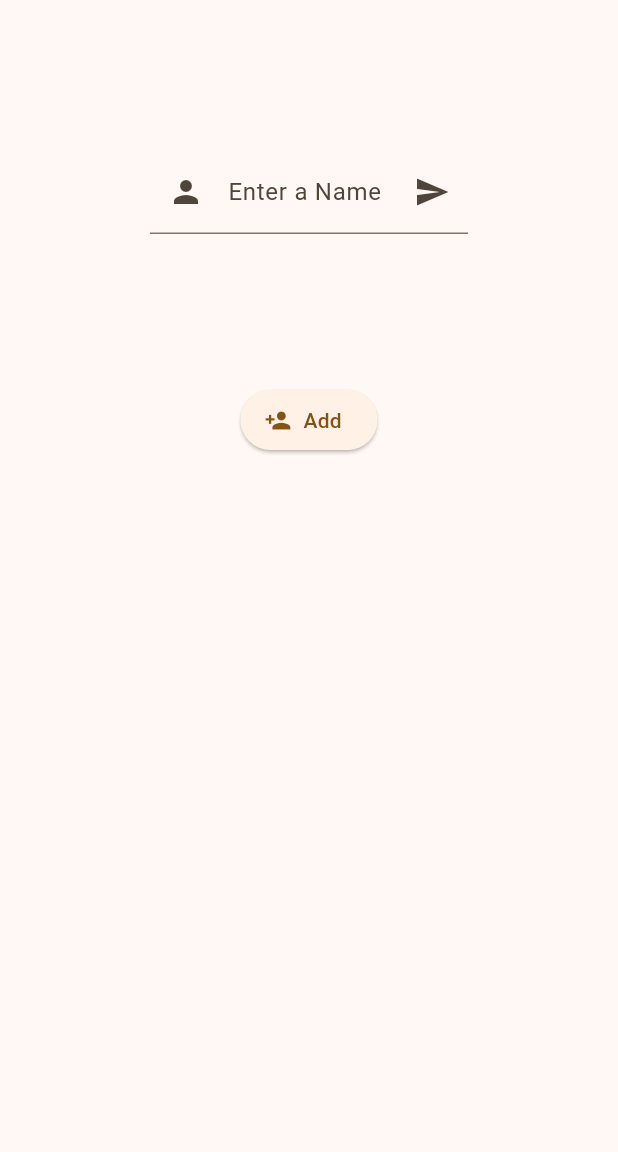
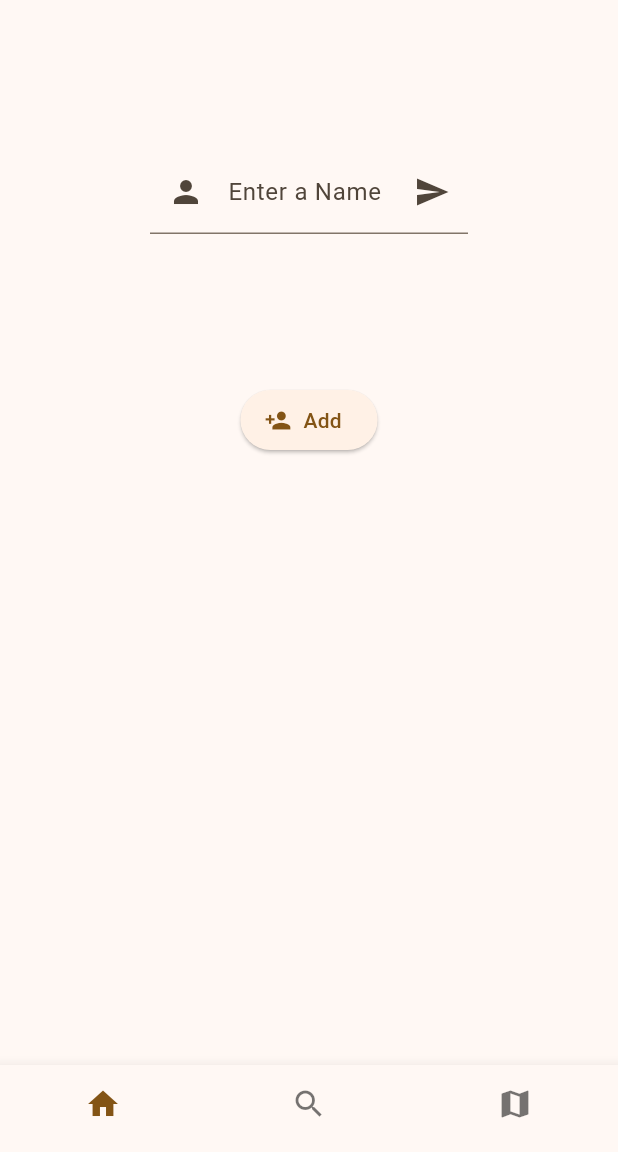
Before and after one commit to icecoldsprite1/SLUGarbage, a Flutter app: the MyHomePage screen opened directly, on a phone screen of 412 x 824 dp, the part 84-1236 px from its top. Run offline on Flutter 3.47's test engine with Material 3 defaults, Android fonts, the light colour scheme and no system bars.

Commit message:
added navbar

```diff
--- a/lib/main.dart
+++ b/lib/main.dart
@@ -18,7 +18,7 @@ class MyApp extends StatelessWidget {
         theme: ThemeData(
             appBarTheme: AppBarTheme(backgroundColor: Colors.yellow.shade600),
             colorScheme: ColorScheme.fromSeed(seedColor: Colors.orangeAccent)),
-        home: const MyHomePage(),
+        home: const LoginPage(),
       ),
     );
   }
@@ -44,8 +44,8 @@ class MyAppState extends ChangeNotifier {
   }
 }
 
-class MyHomePage extends StatelessWidget {
-  const MyHomePage({super.key});
+class LoginPage extends StatelessWidget {
+  const LoginPage({super.key});
 
   @override
   Widget build(BuildContext context) {
@@ -55,3 +55,54 @@ class MyHomePage extends StatelessWidget {
     );
   }
 }
+
+class MyHomePage extends StatefulWidget {
+  const MyHomePage({super.key});
+
+  @override
+  State<MyHomePage> createState() => _MyHomePageState();
+}
+
+class _MyHomePageState extends State<MyHomePage> {
+  var currentIndex = 0;
+  final List<Widget> pages = [
+    TextInputWidget(),
+    const MapPage(),
+    const MapPage(),
+  ];
+
+  void onTabTapped(int index) {
+    setState(() {
+      currentIndex = index;
+    });
+  }
+
+  @override
+  Widget build(BuildContext context) {
+    return Scaffold(
+      body: pages[currentIndex],
+      appBar: AppBar(
+        title: const Text('SLUGarbage'),
+        automaticallyImplyLeading: false,
+      ),
+      bottomNavigationBar: BottomNavigationBar(
+          onTap: onTabTapped,
+          showSelectedLabels: false,
+          showUnselectedLabels: false,
+          items: const [
+            BottomNavigationBarItem(icon: Icon(Icons.home), label: 'Home'),
+            BottomNavigationBarItem(icon: Icon(Icons.search), label: 'Search'),
+            BottomNavigationBarItem(icon: Icon(Icons.map), label: 'Map'),
+          ]),
+    );
+  }
+}
+
+class MapPage extends StatelessWidget {
+  const MapPage({super.key});
+
+  @override
+  Widget build(BuildContext context) {
+    return const Scaffold(body: Text("hello"));
+  }
+}
--- a/lib/text_input_widget.dart
+++ b/lib/text_input_widget.dart
@@ -36,6 +36,10 @@ class TextInputWidget extends StatelessWidget {
                 tooltip: "Submit",
                 onPressed: () {
                   appState.text(controller.text);
+                  Navigator.push(
+                      context,
+                      MaterialPageRoute(
+                          builder: ((context) => const MyHomePage())));
                 },
               )),
         ),
```
